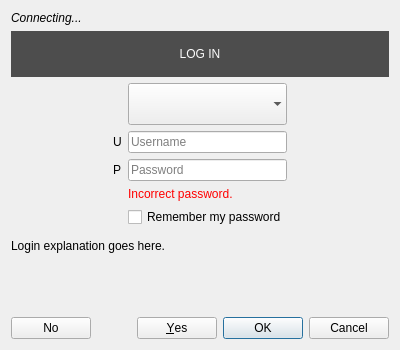
This is src/desktop/ui/logindialog.ui in drawpile/Drawpile as Qt 5 draws it before an edit. The edited form follows.
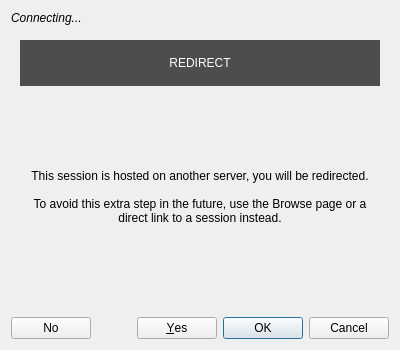
This is the edited form. The open tabs and pages were chosen to show the change. Icons and pictures are not drawn. Custom widgets are drawn as their Qt base class.

Commit message:
Implement redirect handling in the client
Allowing for transparent or opaque redirects, either immediately during
lookup or, with a bit of a hitch, at session join time. The client will
only accept redirects if the server indicates that it will hand them out
and only actually make a connection if the receiving server indicates it
takes redirects. Additionally, the client passes along an object
received from the source server, which the destination server can use to
only accept signed redirects.

The server part is not yet implemented in a usable way, it's just
confirmed to function.

Diff of the .ui file:
```diff
--- a/src/desktop/ui/logindialog.ui
+++ b/src/desktop/ui/logindialog.ui
@@ -834,6 +834,49 @@
        </item>
       </layout>
      </widget>
+     <widget class="QWidget" name="redirectPage">
+      <layout class="QVBoxLayout" name="verticalLayout_2">
+       <item>
+        <widget class="QLabel" name="redirectPromptLabel">
+         <property name="styleSheet">
+          <string notr="true">background: #4d4d4d;
+color: #fcfcfc;
+padding: 16px;</string>
+         </property>
+         <property name="text">
+          <string notr="true">REDIRECT</string>
+         </property>
+         <property name="textFormat">
+          <enum>Qt::PlainText</enum>
+         </property>
+         <property name="alignment">
+          <set>Qt::AlignCenter</set>
+         </property>
+        </widget>
+       </item>
+       <item>
+        <widget class="QLabel" name="redirectLabel">
+         <property name="sizePolicy">
+          <sizepolicy hsizetype="Preferred" vsizetype="Expanding">
+           <horstretch>0</horstretch>
+           <verstretch>0</verstretch>
+          </sizepolicy>
+         </property>
+         <property name="text">
+          <string>This session is hosted on another server, you will be redirected.
+
+To avoid this extra step in the future, use the Browse page or a direct link to a session instead.</string>
+         </property>
+         <property name="alignment">
+          <set>Qt::AlignCenter</set>
+         </property>
+         <property name="wordWrap">
+          <bool>true</bool>
+         </property>
+        </widget>
+       </item>
+      </layout>
+     </widget>
     </widget>
    </item>
    <item>
```
The commit also changes 15 other files.
